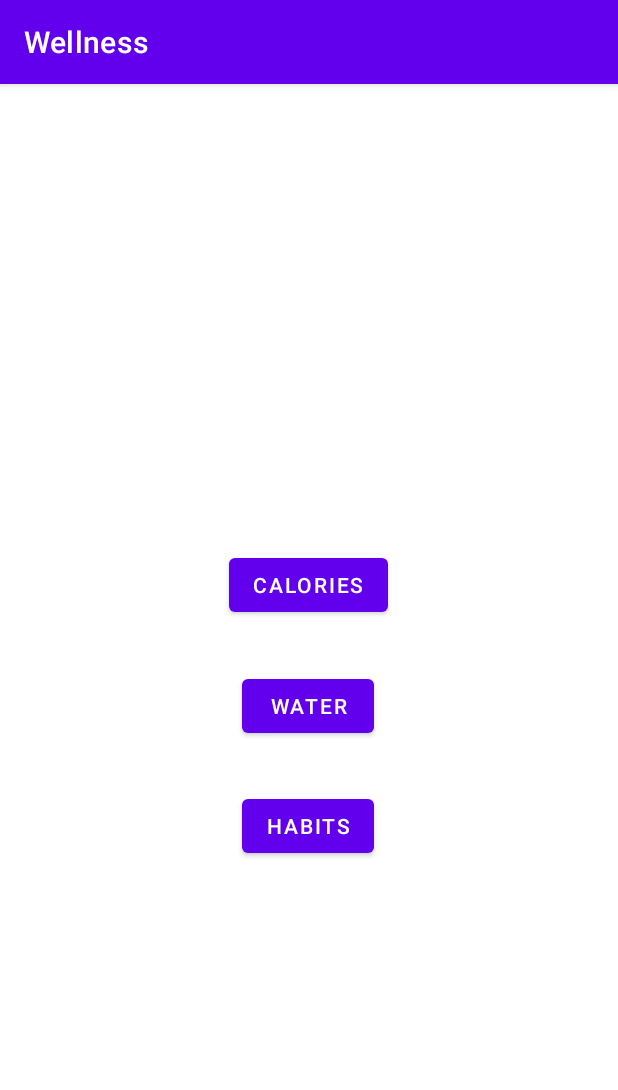
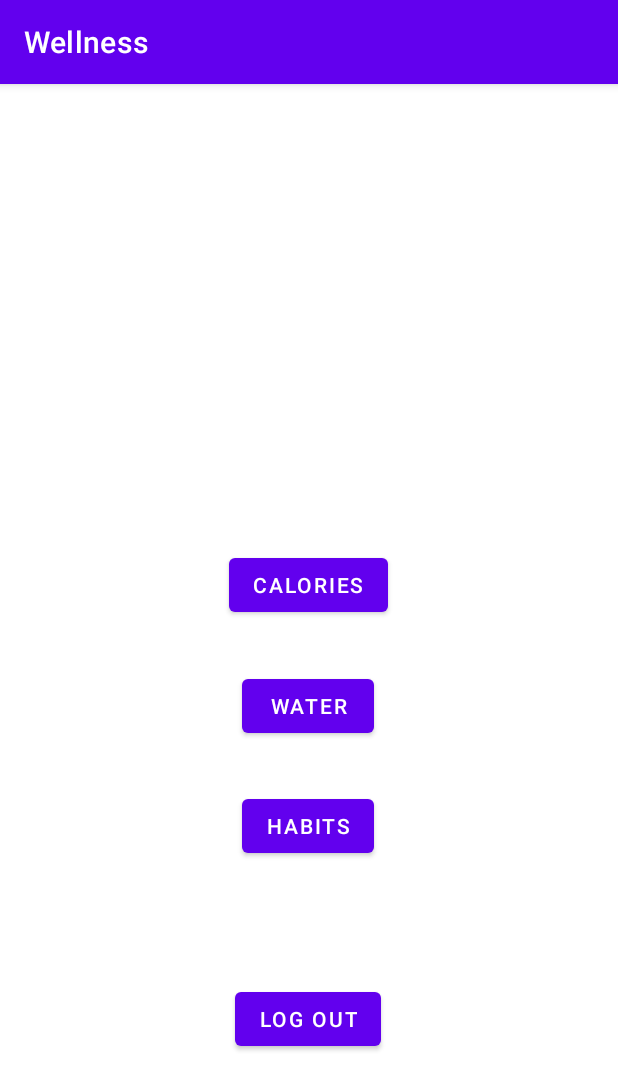
Before and after one commit to NateGrobe/mobile-final-project, an Android app: the Home screen opened directly, with no data from a screen before it, on a phone screen of 412 x 824 dp. Shown: the top 1090 px of the screen. Run offline under Robolectric (Android 15) with nearby library versions, the phone set to English and light mode, and no system bars.

Commit message:
added log out functionality

```diff
--- a/app/src/main/java/com/example/finalproject/Home.java
+++ b/app/src/main/java/com/example/finalproject/Home.java
@@ -9,7 +9,8 @@ import android.view.View;
 import android.widget.Button;
 
 public class Home extends AppCompatActivity {
-    Button calNavBtn, waterNavBtn, habitNavBtn;
+    Button calNavBtn, waterNavBtn, habitNavBtn, logOutBtn;
+    UserDBHelper db = new UserDBHelper(this);
 
     @Override
     protected void onCreate(Bundle savedInstanceState) {
@@ -20,6 +21,7 @@ public class Home extends AppCompatActivity {
         calNavBtn = findViewById(R.id.calNavBtn);
         waterNavBtn = findViewById(R.id.waterNavBtn);
         habitNavBtn = findViewById(R.id.habitNavBtn);
+        logOutBtn = findViewById(R.id.logOutBtn);
 
         // basic navigation to the three main screens
         calNavBtn.setOnClickListener(new View.OnClickListener() {
@@ -45,5 +47,14 @@ public class Home extends AppCompatActivity {
                 startActivity(habitNav);
             }
         });
+
+        logOutBtn.setOnClickListener(new View.OnClickListener() {
+            @Override
+            public void onClick(View view) {
+                db.signOut();
+                Intent signIn = new Intent(context, MainActivity.class);
+                startActivity(signIn);
+            }
+        });
     }
 }
--- a/app/src/main/res/layout/activity_home.xml
+++ b/app/src/main/res/layout/activity_home.xml
@@ -41,4 +41,24 @@
         app:layout_constraintStart_toStartOf="parent"
         app:layout_constraintTop_toTopOf="parent"
         app:layout_constraintVertical_bias="0.654" />
+
+    <Button
+        android:id="@+id/logOutBtn"
+        android:layout_width="wrap_content"
+        android:layout_height="wrap_content"
+        android:text="Log Out"
+        app:layout_constraintBottom_toBottomOf="parent"
+        app:layout_constraintEnd_toEndOf="parent"
+        app:layout_constraintHorizontal_bias="0.498"
+        app:layout_constraintStart_toStartOf="parent"
+        app:layout_constraintTop_toTopOf="parent"
+        app:layout_constraintVertical_bias="0.832" />
+
+    <!--    <Button-->
+<!--        android:id="@+id/logOutBtn"-->
+<!--        android:layout_width="wrap_content"-->
+<!--        android:layout_height="wrap_content"-->
+<!--        android:text="Log Out"-->
+<!--        tools:layout_editor_absoluteX="152dp"-->
+<!--        tools:layout_editor_absoluteY="453dp" />-->
 </androidx.constraintlayout.widget.ConstraintLayout>
```
Also changed, not shown: app/src/main/java/com/example/finalproject/UserDBHelper.java (+15 -0 lines).
